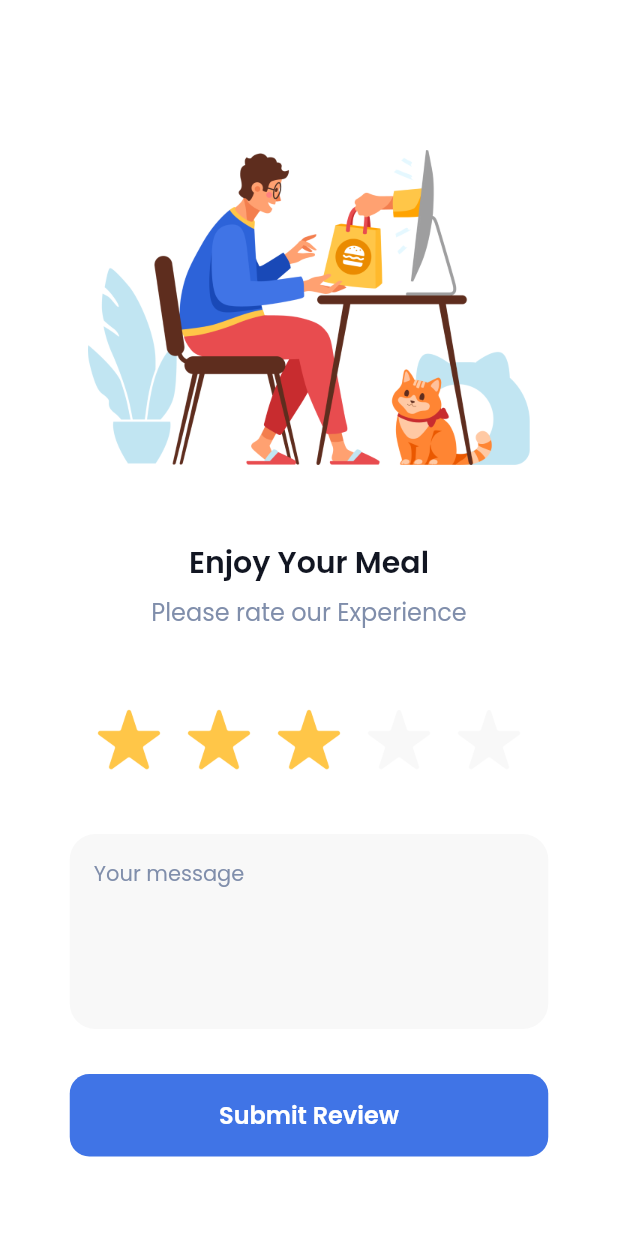
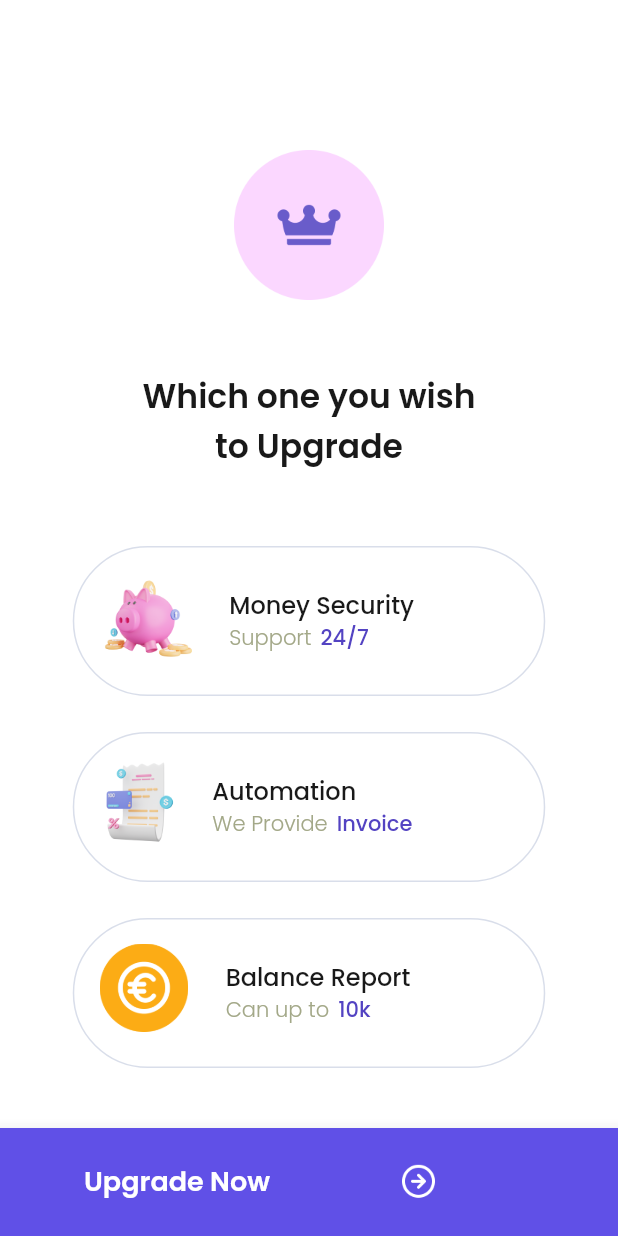
Before and after one commit to s4llm4n/seven_days, a Flutter app: the screen it shows after launch, on a phone screen of 412 x 824 dp. Run offline on Flutter 3.47's test engine with Material 2 defaults, Android fonts, the light colour scheme and no system bars; our stand-ins replace google_fonts.

Commit message:
secondpricing

```diff
--- a/lib/main.dart
+++ b/lib/main.dart
@@ -1,5 +1,6 @@
 import 'package:flutter/material.dart';
 import 'package:seven_days/pages/first_empty.dart';
+import 'package:seven_days/pages/first_pricing.dart';
 import 'package:seven_days/pages/first_rating.dart';
 import 'package:seven_days/pages/first_signin.dart';
 import 'package:seven_days/pages/first_splash.dart';
@@ -17,7 +18,7 @@ class SevenDays extends StatelessWidget {
   Widget build(BuildContext context) {
     return MaterialApp(
       debugShowCheckedModeBanner: false,
-      home: SecondRating(),
+      home: FirstPricing(),
     );
   }
 }
--- /dev/null
+++ b/lib/pages/first_pricing.dart
@@ -0,0 +1,166 @@
+import 'package:flutter/material.dart';
+import 'package:google_fonts/google_fonts.dart';
+
+class FirstPricing extends StatefulWidget {
+  @override
+  State<FirstPricing> createState() => _FirstPricingState();
+}
+
+class _FirstPricingState extends State<FirstPricing> {
+  int selectedIndex = -1;
+  @override
+  Widget build(BuildContext context) {
+    Widget header() {
+      return Padding(
+        padding: const EdgeInsets.only(top: 100.0, left: 30, right: 30,),
+        child: Column(
+          children: [
+            Center(
+              child: Image.asset(
+                'assets/crown.png',
+                width: 100,
+              ),
+            ),
+            SizedBox(height: 48,),
+            Text(
+              'Which one you wish \nto Upgrade',
+              style: GoogleFonts.poppins(
+                color: Color(0xff191919),
+                fontSize: 22,
+                fontWeight: FontWeight.w600,
+              ),
+              textAlign: TextAlign.center,
+            ),
+          ],
+        ),
+      );
+    }
+
+    Widget option(
+      int index,
+      String imageUrl,
+      String title,
+      String description,
+      String subDescription,
+     ) {
+      return GestureDetector(
+        onTap: () {
+          setState(() {
+            selectedIndex = index;
+          });
+        },
+        child: Container(
+          width: 315,
+          height: 100,
+          decoration: BoxDecoration(
+            borderRadius: BorderRadius.circular(60),
+            border: Border.all(
+              color: selectedIndex == index ? Color(0xff6050E7) : Color(0xffD9DEEA),
+            ),
+          ),
+          child: Padding(
+            padding: const EdgeInsets.only(top: 16.0, left: 17, bottom: 23, right: 30),
+            child: Row(
+              mainAxisAlignment: MainAxisAlignment.spaceBetween,
+              children: [
+                Image.asset(
+                  imageUrl
+                ),
+                Padding(
+                  padding: const EdgeInsets.only(top: 10.0, left: 7),
+                  child: Column(
+                    crossAxisAlignment: CrossAxisAlignment.start,
+                    children: [
+                      Text(
+                        title,
+                        style: GoogleFonts.poppins(
+                          color: Color(0xff191919),
+                          fontSize: 16,
+                          fontWeight: FontWeight.w500,
+                        ),
+                      ),
+                      Row(
+                        children: [
+                          Text(
+                            description,
+                            style: GoogleFonts.poppins(
+                              color: Color(0xffA3A888),
+                              fontWeight: FontWeight.w300,
+                            ),
+                          ),
+                          SizedBox(width: 6,),
+                          Text(
+                            subDescription,
+                            style: GoogleFonts.poppins(
+                              color: Color(0xff5343C2),
+                              fontWeight: FontWeight.w500,
+                            ),
+                          ),
+                        ],
+                      ),
+                    ],
+                  ),
+                ),
+                Padding(
+                  padding: const EdgeInsets.only(left: 41.0, top: 10),
+                  child: selectedIndex == index ? Image.asset(
+                    'assets/purple_check.png',
+                    width: 26,
+                  ) : SizedBox(),
+                ),
+              ],
+            ),
+          ),
+        ),
+      );
+    }
+
+    return Scaffold(
+      backgroundColor: Color(0xffFFFFFF),
+      body: Column(
+        children: [
+          header(),
+          SizedBox(height: 50,),
+          option(0, 'assets/pig.png', 'Money Security', 'Support', '24/7',),
+          SizedBox(height: 24,),
+          option(1, 'assets/paper_icon.png', 'Automation', 'We Provide', 'Invoice',),
+          SizedBox(height: 24,),
+          option(2, 'assets/coin.png', 'Balance Report', 'Can up to', '10k',),
+        ],
+      ),
+      bottomNavigationBar: BottomNavigationBar(
+        type: BottomNavigationBarType.fixed,
+        backgroundColor: Color(0xff6050E7),
+        items: <BottomNavigationBarItem>[
+          BottomNavigationBarItem(
+            icon: Padding(
+              padding: const EdgeInsets.only(
+                top: 15.0,
+                left: 30,
+              ),
+              child: Text(
+                'Upgrade Now',
+                style: GoogleFonts.poppins(
+                  color: Colors.white,
+                  fontSize: 18,
+                  fontWeight: FontWeight.w600,
+                ),
+              ),
+            ),
+            label: '',
+          ),
+          BottomNavigationBarItem(
+            icon: Padding(
+              padding: const EdgeInsets.only(top: 15.0, right: 60),
+              child: Image.asset(
+                'assets/arrow_right.png',
+                width: 24,
+              ),
+            ),
+            label: '',
+          ),
+        ],
+      ),
+    );
+  }
+}
--- /dev/null
+++ b/lib/pages/second_pricing.dart
@@ -0,0 +1,36 @@
+import 'package:flutter/material.dart';
+import 'package:google_fonts/google_fonts.dart';
+
+class SecondPricing extends StatelessWidget {
+  @override
+  Widget build(BuildContext context) {
+    return Scaffold(
+      body: Stack(
+        children: [
+          Container(
+            decoration: BoxDecoration(
+              image: DecorationImage(
+                image: AssetImage(
+                  'assets/linear_background.png',
+                ),
+              ),
+            ),
+          ),
+          Padding(
+            padding: const EdgeInsets.only(top: 80.0, left: 28, right: 28),
+            child: Column(
+              children: [
+                Center(
+                  child: Image.asset(
+                    'assets/pricing_illustration.png',
+                    width: 164,
+                  ),
+                ),
+              ],
+            ),
+          ),
+        ],
+      ),
+    );
+  }
+}
```
Also changed, not shown: assets/fi_arrow.png (added), assets/linear_background.png (added), assets/purple_check.png (added).
